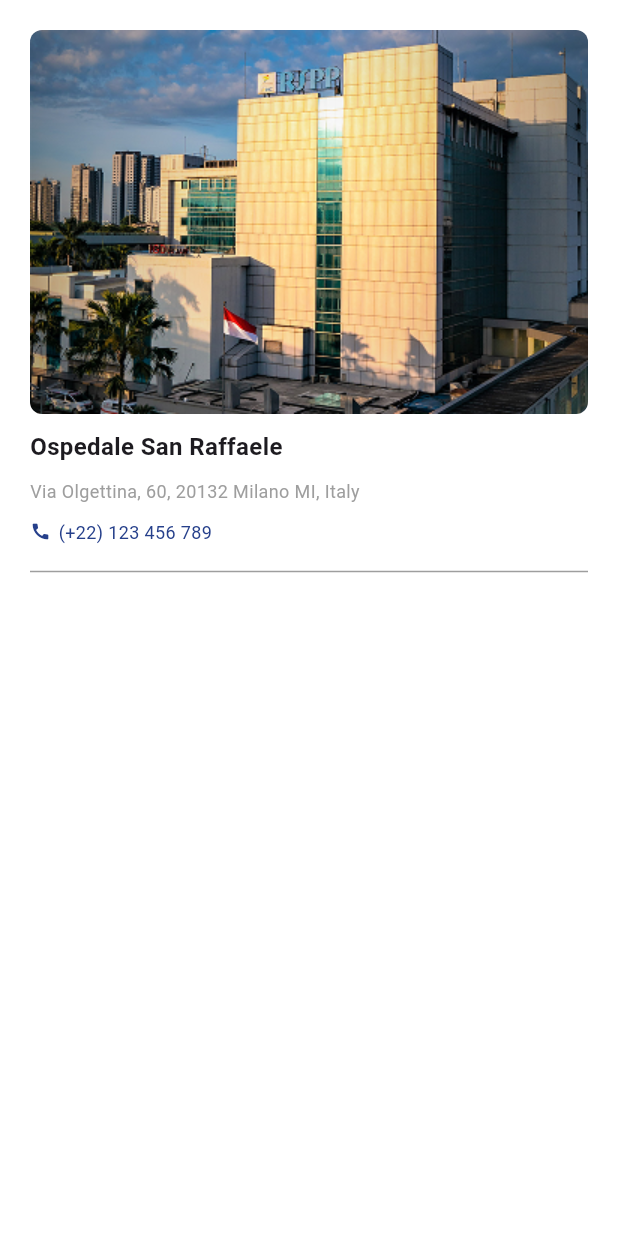
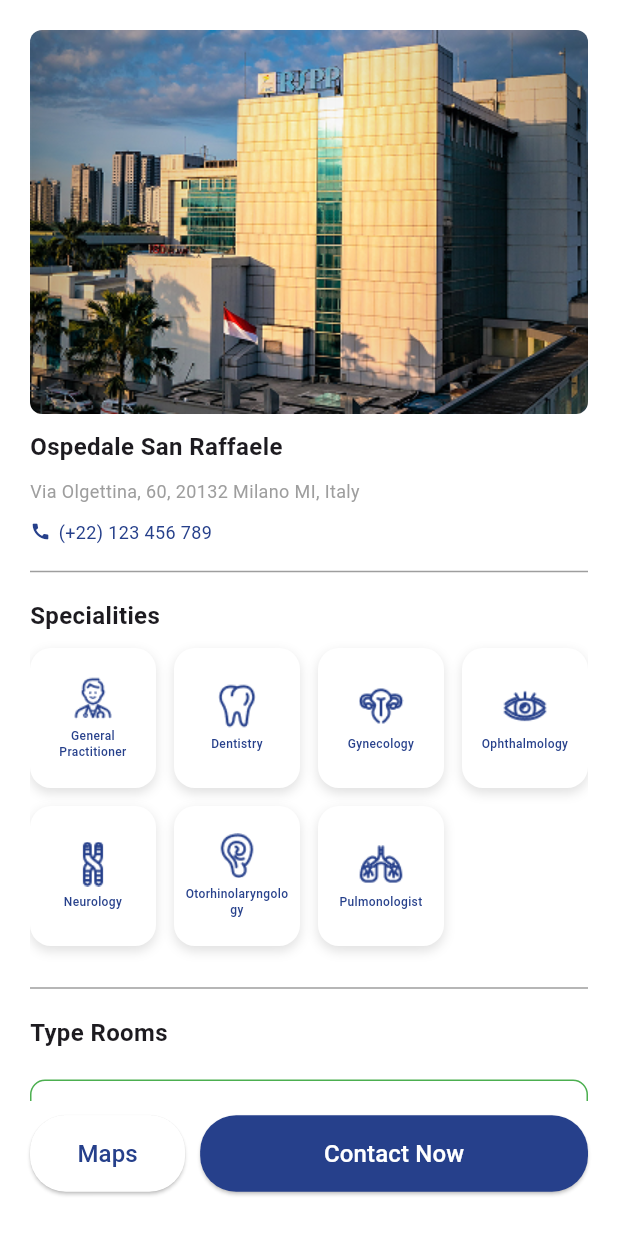
Before and after one commit to Aryan-090/medcare, a Flutter app: the ListHospitalScreen screen opened directly, after a tap on "Bed Detail", on a phone screen of 412 x 824 dp. Run offline on Flutter 3.47's test engine with Material 3 defaults, Android fonts, the phone set to English and light mode, and no system bars; our stand-ins replace intl_phone_field.

Commit message:
new Screens Added

```diff
--- /dev/null
+++ b/lib/src/hospital/hospital_detail_screen.dart
@@ -0,0 +1,208 @@
+import 'package:flutter/material.dart';
+import 'package:medcare/src/hospital/widget/hospital_maps.dart';
+import 'package:medcare/src/hospital/widget/room_details_card.dart';
+import 'package:medcare/widgets/button/primary_button_widget.dart';
+
+import '../../utils/app_colors.dart';
+import '../home/widgets/grid_view_categories.dart';
+
+class HospitalDetailScreen extends StatefulWidget {
+  const HospitalDetailScreen({super.key});
+
+  @override
+  State<HospitalDetailScreen> createState() => _HomeTabState();
+}
+
+class _HomeTabState extends State<HospitalDetailScreen> {
+  int selectedIndex = -1;
+
+  final List<Map<String, String>> items = [
+    {"title": "General Practitioner", "icon": "assets/categories/doctor.png"},
+    {"title": "Dentistry", "icon": "assets/categories/tooth.png"},
+    {"title": "Gynecology", "icon": "assets/categories/gyno.png"},
+    {"title": "Ophthalmology", "icon": "assets/categories/eye.png"},
+    {"title": "Neurology", "icon": "assets/categories/brain.png"},
+    {"title": "Otorhinolaryngology", "icon": "assets/categories/ear.png"},
+    {"title": "Pulmonologist", "icon": "assets/categories/lungs.png"},
+  ];
+
+  String get image => 'assets/hospital/hospital3.png';
+
+  @override
+  Widget build(BuildContext context) {
+    return Scaffold(
+      backgroundColor: AppColors.background,
+      body: SafeArea(
+        child: Padding(
+          padding: const EdgeInsets.all(20),
+          child: Stack(
+            children: [
+              SingleChildScrollView(
+                child: Column(
+                  crossAxisAlignment: CrossAxisAlignment.start,
+                  children: [
+                    ClipRRect(
+                      borderRadius: BorderRadius.circular(8),
+                      child: Container(
+                        width: 372,
+                        height: 256,
+                        color: Colors.transparent,
+                        child: Image.asset(image, fit: BoxFit.cover),
+                      ),
+                    ),
+                    const SizedBox(height: 10),
+                    const Text(
+                      'Ospedale San Raffaele',
+                      style: TextStyle(
+                        fontSize: 16,
+                        fontWeight: FontWeight.w600,
+                      ),
+                    ),
+                    const SizedBox(height: 10),
+                    Text(
+                      'Via Olgettina, 60, 20132 Milano MI, Italy',
+                      style: TextStyle(fontSize: 12, color: AppColors.grey),
+                    ),
+                    const SizedBox(height: 10),
+                    const Row(
+                      children: [
+                        Icon(Icons.call, size: 14, color: AppColors.primary),
+                        SizedBox(width: 5),
+                        Text(
+                          '(+22) 123 456 789',
+                          style: TextStyle(
+                            fontSize: 12,
+                            color: AppColors.primary,
+                          ),
+                        ),
+                      ],
+                    ),
+                    const SizedBox(height: 10),
+                    Divider(color: AppColors.grey, thickness: 1),
+                    const SizedBox(height: 10),
+                    const Text(
+                      'Specialities',
+                      style: TextStyle(
+                        fontSize: 16,
+                        fontWeight: FontWeight.w600,
+                      ),
+                    ),
+                    const SizedBox(height: 10),
+
+                    /// GRID
+                    GridView.builder(
+                      shrinkWrap: true,
+                      physics: const NeverScrollableScrollPhysics(),
+                      itemCount: items.length,
+                      gridDelegate:
+                          const SliverGridDelegateWithFixedCrossAxisCount(
+                            crossAxisCount: 4,
+                            mainAxisSpacing: 12,
+                            crossAxisSpacing: 12,
+                            childAspectRatio: 0.9,
+                          ),
+                      itemBuilder: (context, index) {
+                        return SpecialityGridItem(
+                          title: items[index]["title"]!,
+                          iconPath: items[index]["icon"]!,
+                          isSelected: selectedIndex == index,
+                          onTap: () {
+                            setState(() {
+                              selectedIndex = index;
+                            });
+                          },
+                        );
+                      },
+                    ),
+                    const SizedBox(height: 20),
+                    Divider(color: AppColors.grey, thickness: 1),
+                    const SizedBox(height: 10),
+                    const Text(
+                      'Type Rooms',
+                      style: TextStyle(
+                        fontSize: 16,
+                        fontWeight: FontWeight.w600,
+                      ),
+                    ),
+                    const SizedBox(height: 10),
+                    const RoomDetailsCard(
+                      title: 'General Ward',
+                      type: '(4 Persons Per Room)',
+                      beds: '120',
+                      availability: '10 beds',
+                      price: '\$100-\$150',
+                    ),
+                    const RoomDetailsCard(
+                      title: 'Semi-Private Rooms',
+                      type: '(2 Persons Per Room)',
+                      beds: '80',
+                      availability: '30 beds',
+                      price: '\$170-\$210',
+                    ),
+                    const RoomDetailsCard(
+                      title: 'Private Rooms',
+                      beds: '40',
+                      availability: '20 beds',
+                      price: '\$350-\$450',
+                      type: '',
+                    ),
+                    const RoomDetailsCard(
+                      title: 'Deluxe Rooms',
+                      beds: '12',
+                      availability: '0 beds',
+                      price: '\$600-\$1000',
+                      type: '',
+                    ),
+                    const SizedBox(height: 80),
+                  ],
+                ),
+              ),
+              Positioned(
+                bottom: 0,
+                right: 0,
+                left: 0,
+                child: Container(
+                  height: 70,
+                  width: 380,
+                  decoration: const BoxDecoration(color: AppColors.background),
+                  child: Row(
+                    children: [
+                      Expanded(
+                        flex: 2,
+                        child: PrimaryButtonWidget(
+                          height: 51,
+                          // width: 120,
+                          backgroundColor: AppColors.white,
+                          color: AppColors.primary,
+                          onTap: () {
+                            Navigator.push(
+                              context,
+                              MaterialPageRoute(
+                                builder: (context) => const HospitalMaps(),
+                              ),
+                            );
+                          },
+                          title: 'Maps',
+                        ),
+                      ),
+                      const SizedBox(width: 10),
+                      Expanded(
+                        flex: 5,
+                        child: PrimaryButtonWidget(
+                          // width: 255,
+                          height: 51,
+                          onTap: () {},
+                          title: 'Contact Now',
+                        ),
+                      ),
+                    ],
+                  ),
+                ),
+              ),
+            ],
+          ),
+        ),
+      ),
+    );
+  }
+}
--- a/lib/src/hospital/list_hospital_screen.dart
+++ b/lib/src/hospital/list_hospital_screen.dart
@@ -89,6 +89,7 @@
                 ),
                 const SizedBox(height: 20),
                 const HospitalCardWidget(
+                  key: const Key('key1'),
                   title: 'Ospeddale San Raffaele',
                   image: Image(
                     image: AssetImage('assets/hospital/hospital3.png'),
@@ -99,6 +100,7 @@
                 ),
                 const SizedBox(height: 20),
                 const HospitalCardWidget(
+                  key: const Key('key2'),
                   title: 'Ospeddale San Raffaele',
                   image: Image(
                     image: AssetImage('assets/hospital/hospital3.png'),
@@ -109,6 +111,7 @@
                 ),
                 const SizedBox(height: 20),
                 const HospitalCardWidget(
+                  key: const Key('key3'),
                   title: 'IRCCS Istituto Ortopedico Galeazzi',
                   image: Image(
                     image: AssetImage('assets/hospital/hospital3.png'),
--- a/lib/src/hospital/widget/hospital_card_widget.dart
+++ b/lib/src/hospital/widget/hospital_card_widget.dart
@@ -2,7 +2,7 @@
 import 'package:medcare/widgets/button/primary_button_widget.dart';
 
 import '../../../utils/app_colors.dart';
-import 'hospital_detail_screen.dart';
+import '../hospital_detail_screen.dart';
 
 class HospitalCardWidget extends StatelessWidget {
   const HospitalCardWidget({
@@ -112,10 +112,11 @@
                   title: 'Bed Detail',
                   backgroundColor: AppColors.white,
                   color: AppColors.primary,
-                  border: BorderSide(color: AppColors.primary),
+                  border: const BorderSide(color: AppColors.primary),
                 ),
               ),
               const SizedBox(width: 10),
+              if (key != null) ...[
                 Expanded(
                   flex: 1,
                   child: Row(
@@ -134,6 +135,21 @@
                     ],
                   ),
                 ),
+              ] else ...[
+                Expanded(
+                  flex: 1,
+                  child: Row(
+                    children: [
+                      PrimaryButtonWidget(
+                        onTap: () {},
+                        title: 'Contact Now',
+                        backgroundColor: AppColors.primary,
+                        color: AppColors.white,
+                      ),
+                    ],
+                  ),
+                ),
+              ],
             ],
           ),
         ],
--- a/lib/src/hospital/widget/hospital_detail_screen.dart
+++ /dev/null
@@ -1,51 +0,0 @@
-import 'package:flutter/material.dart';
-
-import '../../../utils/app_colors.dart';
-
-class HospitalDetailScreen extends StatelessWidget {
-  const HospitalDetailScreen({super.key});
-
-  String get image => 'assets/hospital/hospital3.png';
-
-  @override
-  Widget build(BuildContext context) {
-    return Scaffold(
-      backgroundColor: AppColors.background,
-      body: SafeArea(
-        child: Padding(
-          padding: const EdgeInsets.all(20),
-          child: Column(
-            crossAxisAlignment: CrossAxisAlignment.start,
-            children: [
-              ClipRRect(
-                borderRadius: BorderRadius.circular(8),
-                child: Container(
-                  width: 372,
-                  height: 256,
-                  color: Colors.transparent,
-                  child: Image.asset(image, fit: BoxFit.cover),
-                ),
-              ),
-              const SizedBox(height: 10),
-              Text('Ospedale San Raffaele', style: TextStyle(fontSize: 16, fontWeight: FontWeight.w600)),
-              const SizedBox(height: 10),
-              Text('Via Olgettina, 60, 20132 Milano MI, Italy', style: TextStyle(fontSize: 12, color: AppColors.grey)),
-              const SizedBox(height: 10),
-              Row(
-                children: [
-                  const Icon(Icons.call, size: 14, color: AppColors.primary),
-                  const SizedBox(width: 5),
-                  Text('(+22) 123 456 789', style: TextStyle(fontSize: 12, color: AppColors.primary)),
-                ],
-              ),
-              const SizedBox(height: 10),
-              Divider(color: AppColors.grey, thickness: 1),
-              const SizedBox(height: 10),
-
-            ],
-          ),
-        ),
-      ),
-    );
-  }
-}
--- /dev/null
+++ b/lib/src/hospital/widget/hospital_maps.dart
@@ -0,0 +1,35 @@
+import 'package:flutter/material.dart';
+
+import '../../../utils/app_colors.dart';
+import 'hospital_card_widget.dart';
+
+class HospitalMaps extends StatelessWidget {
+  const HospitalMaps({super.key});
+
+  @override
+  Widget build(BuildContext context) {
+    return Scaffold(
+      body: Stack(
+        children: [
+          Container(
+            height: double.infinity,
+            width: double.infinity,
+            color: AppColors.background,
+            child: Image.asset('assets/img/map.png', fit: BoxFit.cover),
+          ),
+          Positioned(
+            bottom: 30,
+            right: 15,
+            left: 15,
+            child: HospitalCardWidget(
+              title: 'Ospedale San Raffaele',
+              image: Image.asset('assets/hospital/hospital3.png'),
+              phone: '(+22) 123 456 789',
+              address: 'Via Olgettina, 60, 20132 Milano MI, Italy',
+            )
+          ),
+        ],
+      ),
+    );
+  }
+}
--- /dev/null
+++ b/lib/src/hospital/widget/room_details_card.dart
@@ -0,0 +1,67 @@
+import 'package:flutter/material.dart';
+
+import '../../../utils/app_colors.dart';
+
+class RoomDetailsCard extends StatelessWidget {
+  final String title;
+  final String beds;
+  final String availability;
+  final String price;
+  final String? type;
+
+
+  const RoomDetailsCard({
+    super.key,
+    required this.title,
+    this.type,
+    required this.beds,
+    required this.availability,
+    required this.price,
+  });
+
+  @override
+  Widget build(BuildContext context) {
+    return Column(
+      crossAxisAlignment: CrossAxisAlignment.start,
+      children: [
+        const SizedBox(height: 10),
+        Container(
+          height: 129,
+          width: 372,
+          padding: const EdgeInsets.all(10),
+          decoration: BoxDecoration(
+            color: AppColors.background,
+            borderRadius: BorderRadius.circular(10),
+            border: Border.all(color: AppColors.green, width: 1),
+          ),
+          child: Column(
+            crossAxisAlignment: CrossAxisAlignment.start,
+            children: [
+              Row(
+                children: [
+                  Text(
+                    title,
+                    style: const TextStyle(
+                      fontSize: 16,
+                      fontWeight: FontWeight.w600,
+                      color: AppColors.primary,
+                    ),
+                  ),
+                  const SizedBox(width: 3),
+                  Text(
+                    type!,
+                    style: TextStyle(fontSize: 14, color: AppColors.grey),
+                  ),
+                ],
+              ),
+            const SizedBox(height: 10),
+              Text('Total Beds: $beds', style: const TextStyle(fontWeight: FontWeight.w400)),
+              Text('Remaining Availability: $availability', style: const TextStyle(fontWeight: FontWeight.w400)),
+              Text('Price Per Night: $price', style: const TextStyle(fontWeight: FontWeight.w400)),
+            ],
+          ),
+        ),
+      ],
+    );
+  }
+}
--- a/lib/src/services/services.dart
+++ b/lib/src/services/services.dart
@@ -42,10 +42,10 @@
                   children: [
                     IconButton(
                       onPressed: () {},
-                      icon: Icon(Icons.arrow_back_ios_new_rounded, size: 18),
+                      icon: const Icon(Icons.arrow_back_ios_new_rounded, size: 18),
                     ),
-                    SizedBox(width: 85),
-                    Center(
+                    const SizedBox(width: 85),
+                    const Center(
                       child: Text(
                         "Services",
                         style: TextStyle(fontSize: 18, fontWeight: FontWeight.w500),
@@ -53,7 +53,7 @@
                     ),
                   ],
                 ),
-                SizedBox(height: 20),
+                const SizedBox(height: 20),
                 Expanded(
                   child: GridView.builder(
                     itemCount: items.length,
--- a/lib/widgets/button/primary_button_widget.dart
+++ b/lib/widgets/button/primary_button_widget.dart
@@ -14,6 +14,7 @@
     this.crossAxisAlignment,
     this.icon,
     this.border,
+    this.height,
   });
 
   final String title;
@@ -26,11 +27,14 @@
   final CrossAxisAlignment? crossAxisAlignment;
   final Widget? icon;
   final BorderSide? border; // changed to BorderSide for button border
+  final double? height;
+
 
   @override
   Widget build(BuildContext context) {
     return SizedBox(
       width: width,
+      height: height,
       child: ElevatedButton(
         onPressed: onTap,
         style: ElevatedButton.styleFrom(
```
Also changed, not shown: assets/img/map.png (added). Lines whose indentation alone changed are shown as unchanged.
